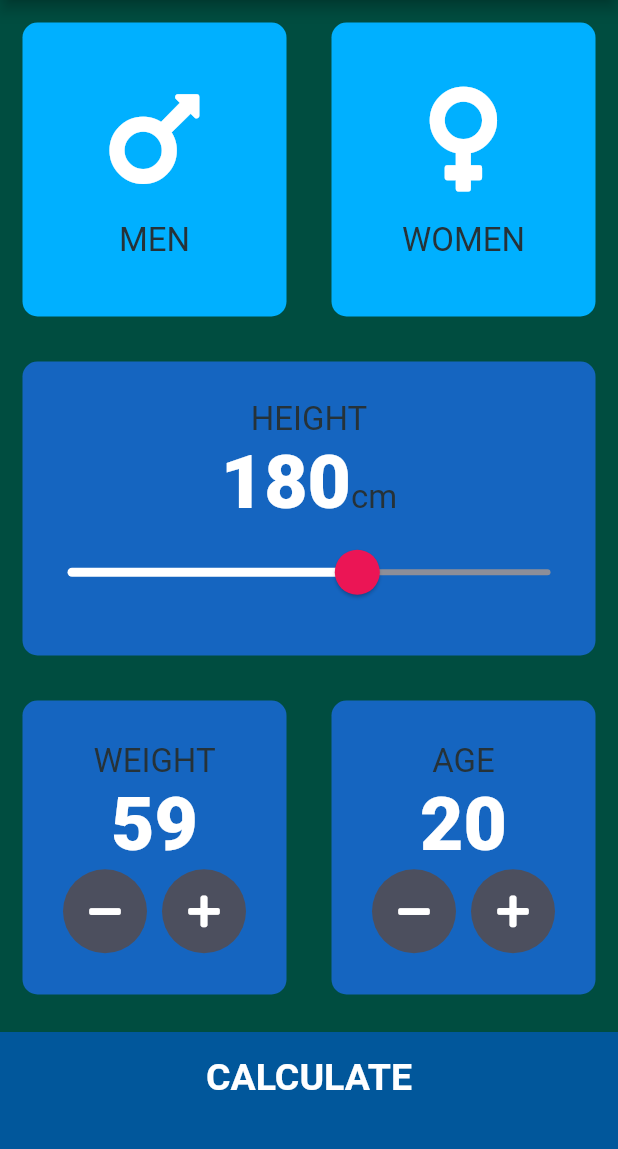
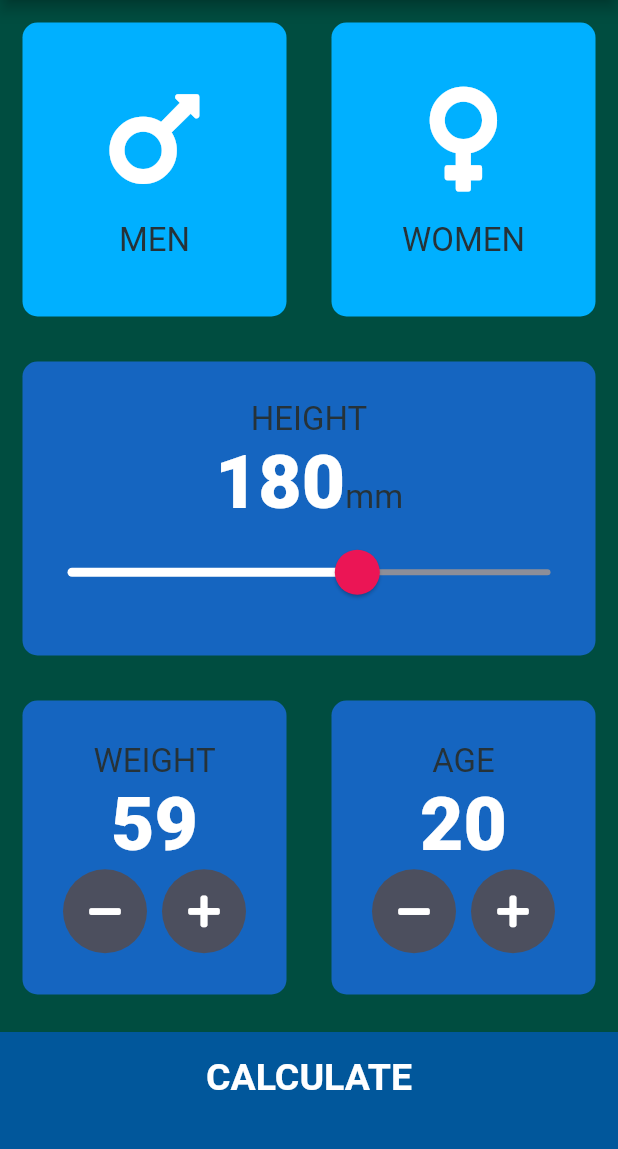
Before and after one commit to smamaHsn/BMI_Advanced_CALCULATOR_In_FLUTTER, a Flutter app: the screen it shows after launch, after a tap on an icon or button, on a phone screen of 412 x 824 dp, the part 84-1233 px from its top. Run offline on Flutter 3.47's test engine with Material 2 defaults, Android fonts, the phone set to English and light mode, and no system bars; our stand-ins replace font_awesome_flutter.

Commit message:
Height Measurement label changed

```diff
--- a/lib/screens/input_page.dart
+++ b/lib/screens/input_page.dart
@@ -90,7 +90,7 @@ class _InputPageState extends State<InputPage> {
                         style: kNumberTextStyle,
                       ),
                       Text(
-                        'cm',
+                        'mm',
                         style: kLabelTextStyle,
                       )
                     ],
```
